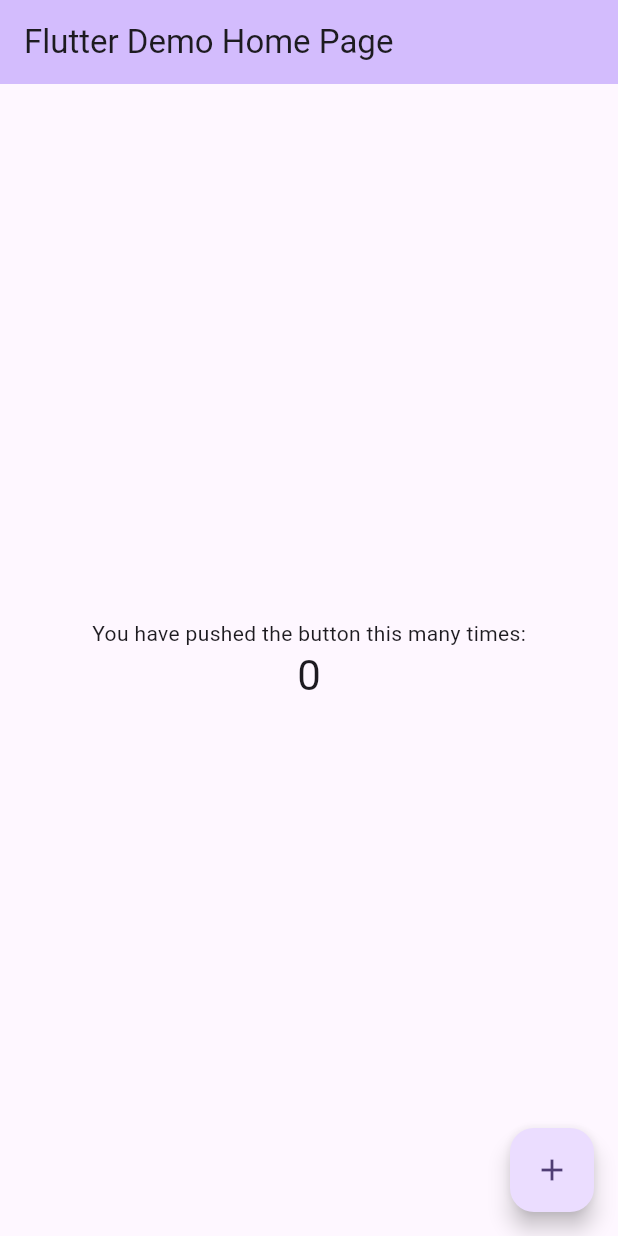
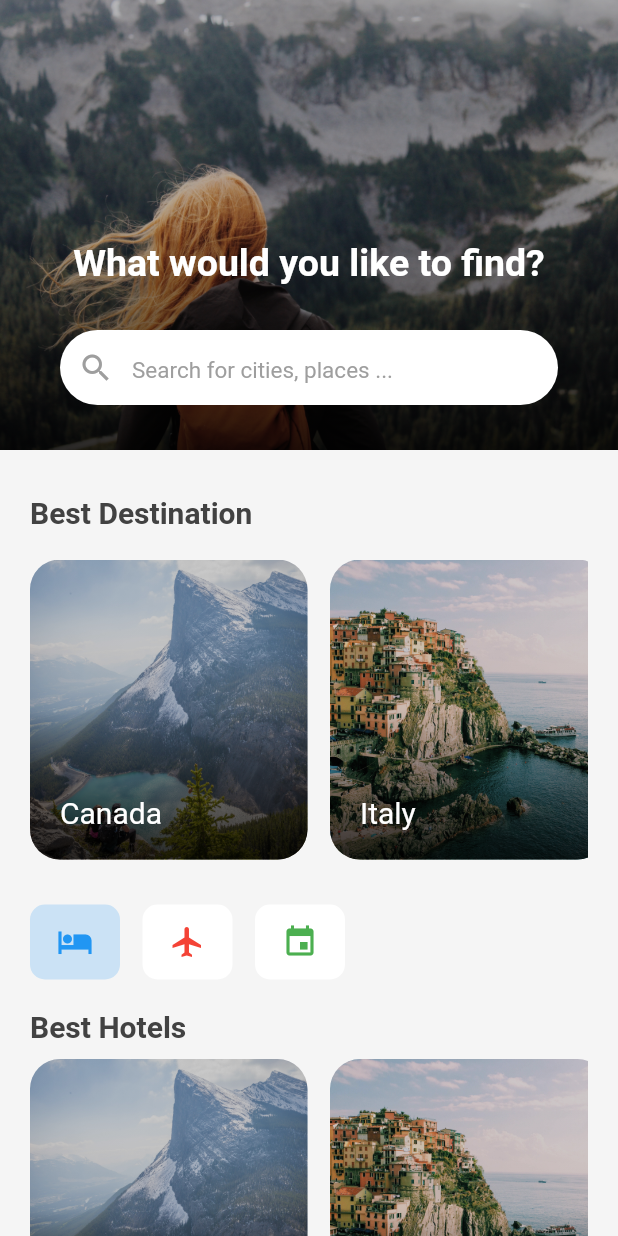
Before and after one commit to muhammadumer1157/Travel-App-UI, a Flutter app: the screen it shows after launch, on a phone screen of 412 x 824 dp. Run offline on Flutter 3.47's test engine with Material 2 defaults, Android fonts, the phone set to English and light mode, and no system bars; our stand-ins replace simple_animations.

Commit message:
Add animation and UI

```diff
--- /dev/null
+++ b/travel_app_ui/lib/animations/FadeAnimation.dart
@@ -0,0 +1,28 @@
+import 'package:flutter/material.dart';
+import 'package:simple_animations/simple_animations.dart';
+
+class FadeAnimation extends StatelessWidget {
+  final double delay;
+  final Widget child;
+
+  const FadeAnimation({super.key, required this.delay, required this.child});
+
+  @override
+  Widget build(BuildContext context) {
+    final tween = MovieTween()
+      ..tween('opacity', Tween(begin: 0.0, end: 1.0),
+          duration: const Duration(milliseconds: 500))
+      ..tween('translateY', Tween(begin: -30.0, end: 0.0),
+          duration: const Duration(milliseconds: 500), curve: Curves.easeOut);
+    return PlayAnimationBuilder(
+        delay: Duration(milliseconds: (500 * delay).round()),
+        tween: tween,
+        duration: tween.duration,
+        builder: (context, value, child) => Opacity(
+              opacity: value.get("opacity"),
+              child: Transform.translate(
+                  offset: Offset(0, value.get("translateY")), child: child),
+            ),
+        child: child);
+  }
+}
--- a/travel_app_ui/lib/main.dart
+++ b/travel_app_ui/lib/main.dart
@@ -1,125 +1,256 @@
 import 'package:flutter/material.dart';
+import 'package:travel_app_ui/animations/FadeAnimation.dart';
 
 void main() {
-  runApp(const MyApp());
+  runApp(const MaterialApp(
+    debugShowCheckedModeBanner: false,
+    home: HomePage(),
+  ));
 }
 
-class MyApp extends StatelessWidget {
-  const MyApp({super.key});
+class HomePage extends StatefulWidget {
+  const HomePage({super.key});
 
-  // This widget is the root of your application.
+  @override
+  State<HomePage> createState() => _HomePageState();
+}
+
+class _HomePageState extends State<HomePage> {
   @override
   Widget build(BuildContext context) {
-    return MaterialApp(
-      title: 'Flutter Demo',
-      theme: ThemeData(
-        // This is the theme of your application.
-        //
-        // TRY THIS: Try running your application with "flutter run". You'll see
-        // the application has a blue toolbar. Then, without quitting the app,
-        // try changing the seedColor in the colorScheme below to Colors.green
-        // and then invoke "hot reload" (save your changes or press the "hot
-        // reload" button in a Flutter-supported IDE, or press "r" if you used
-        // the command line to start the app).
-        //
-        // Notice that the counter didn't reset back to zero; the application
-        // state is not lost during the reload. To reset the state, use hot
-        // restart instead.
-        //
-        // This works for code too, not just values: Most code changes can be
-        // tested with just a hot reload.
-        colorScheme: ColorScheme.fromSeed(seedColor: Colors.deepPurple),
-        useMaterial3: true,
+    return Scaffold(
+      backgroundColor: Colors.grey[100],
+      body: SingleChildScrollView(
+        child: Column(
+          crossAxisAlignment: CrossAxisAlignment.start,
+          children: [
+            Container(
+              height: 300.0,
+              decoration: const BoxDecoration(
+                image: DecorationImage(
+                    image: AssetImage("assets/images/background.jpg"),
+                    fit: BoxFit.cover),
+              ),
+              child: Container(
+                decoration: BoxDecoration(
+                  gradient: LinearGradient(
+                    begin: Alignment.bottomRight,
+                    colors: [
+                      Colors.black.withOpacity(0.8),
+                      Colors.black.withOpacity(0.2),
+                    ],
+                  ),
+                ),
+                child: Column(
+                  mainAxisAlignment: MainAxisAlignment.end,
+                  children: [
+                    const FadeAnimation(
+                      delay: 1,
+                      child: const Text(
+                        "What would you like to find?",
+                        textAlign: TextAlign.center,
+                        style: TextStyle(
+                            color: Colors.white,
+                            fontSize: 25.0,
+                            fontWeight: FontWeight.bold),
+                      ),
+                    ),
+                    const SizedBox(
+                      height: 30.0,
+                    ),
+                    FadeAnimation(
+                      delay: 1.3,
+                      child: Container(
+                        padding: const EdgeInsets.symmetric(vertical: 3.0),
+                        margin: const EdgeInsets.symmetric(horizontal: 40.0),
+                        height: 50,
+                        decoration: BoxDecoration(
+                            borderRadius: BorderRadius.circular(50.0),
+                            color: Colors.white),
+                        child: const TextField(
+                          decoration: InputDecoration(
+                              border: InputBorder.none,
+                              prefixIcon: Icon(
+                                Icons.search,
+                                color: Colors.grey,
+                              ),
+                              hintText: "Search for cities, places ...",
+                              hintStyle: TextStyle(
+                                  color: Colors.grey, fontSize: 15.0)),
+                        ),
+                      ),
+                    ),
+                    const SizedBox(
+                      height: 30.0,
+                    )
+                  ],
+                ),
+              ),
+            ),
+            const SizedBox(
+              height: 30.0,
+            ),
+            Padding(
+              padding: const EdgeInsets.symmetric(horizontal: 20.0),
+              child: Column(
+                crossAxisAlignment: CrossAxisAlignment.start,
+                children: [
+                  FadeAnimation(
+                    delay: 1,
+                    child: Text(
+                      "Best Destination",
+                      style: TextStyle(
+                          fontSize: 20.0,
+                          fontWeight: FontWeight.bold,
+                          color: Colors.grey[800]),
+                    ),
+                  ),
+                  const SizedBox(
+                    height: 20.0,
+                  ),
+                  FadeAnimation(
+                    delay: 1.4,
+                    child: SizedBox(
+                      height: 200.0,
+                      child: ListView(
+                        scrollDirection: Axis.horizontal,
+                        children: [
+                          makeItem("assets/images/canada.jpg", "Canada"),
+                          makeItem("assets/images/Italy.jpg", "Italy"),
+                          makeItem("assets/images/greece.jpg", "Greece"),
+                          makeItem("assets/images/united-states.jpg",
+                              "United States")
+                        ],
+                      ),
+                    ),
+                  ),
+                  const SizedBox(
+                    height: 30.0,
+                  ),
+                  FadeAnimation(
+                    delay: 1.4,
+                    child: SizedBox(
+                      height: 50.0,
+                      child: ListView(
+                        scrollDirection: Axis.horizontal,
+                        children: [
+                          AspectRatio(
+                            aspectRatio: 1.5 / 1,
+                            child: Container(
+                              margin: const EdgeInsets.only(right: 15.0),
+                              decoration: BoxDecoration(
+                                  borderRadius: BorderRadius.circular(10.0),
+                                  color: Colors.blue.withOpacity(0.2)),
+                              child: const Icon(
+                                Icons.hotel,
+                                color: Colors.blue,
+                              ),
+                            ),
+                          ),
+                          AspectRatio(
+                            aspectRatio: 1.5 / 1,
+                            child: Container(
+                              margin: const EdgeInsets.only(right: 15.0),
+                              decoration: BoxDecoration(
+                                  borderRadius: BorderRadius.circular(10.0),
+                                  color: Colors.white),
+                              child: const Icon(
+                                Icons.flight,
+                                color: Colors.red,
+                              ),
+                            ),
+                          ),
+                          AspectRatio(
+                            aspectRatio: 1.5 / 1,
+                            child: Container(
+                              margin: const EdgeInsets.only(right: 15.0),
+                              decoration: BoxDecoration(
+                                  borderRadius: BorderRadius.circular(10.0),
+                                  color: Colors.white),
+                              child: const Icon(
+                                Icons.event,
+                                color: Colors.green,
+                              ),
+                            ),
+                          )
+                        ],
+                      ),
+                    ),
+                  ),
+                  const SizedBox(
+                    height: 20.0,
+                  ),
+                  FadeAnimation(
+                    delay: 1,
+                    child: Text(
+                      "Best Hotels",
+                      style: TextStyle(
+                          fontSize: 20.0,
+                          fontWeight: FontWeight.bold,
+                          color: Colors.grey[800]),
+                    ),
+                  ),
+                  const SizedBox(
+                    height: 10.0,
+                  ),
+                  FadeAnimation(
+                    delay: 1.4,
+                    child: SizedBox(
+                      height: 200.0,
+                      child: ListView(
+                        scrollDirection: Axis.horizontal,
+                        children: [
+                          makeItem("assets/images/canada.jpg", "Canada"),
+                          makeItem("assets/images/Italy.jpg", "Italy"),
+                          makeItem("assets/images/greece.jpg", "Greece"),
+                          makeItem("assets/images/united-states.jpg",
+                              "United States")
+                        ],
+                      ),
+                    ),
+                  ),
+                  const SizedBox(
+                    height: 80.0,
+                  )
+                ],
+              ),
+            )
+          ],
+        ),
       ),
-      home: const MyHomePage(title: 'Flutter Demo Home Page'),
+    );
+  }
+
+  Widget makeItem(String image, String title) {
+    return AspectRatio(
+      aspectRatio: 1 / 1,
+      child: Container(
+        margin: const EdgeInsets.only(right: 15.0),
+        decoration: BoxDecoration(
+          borderRadius: BorderRadius.circular(20.0),
+          image: DecorationImage(image: AssetImage(image), fit: BoxFit.cover),
+        ),
+        child: Container(
+          padding: const EdgeInsets.all(20.0),
+          decoration: BoxDecoration(
+            borderRadius: BorderRadius.circular(20.0),
+            gradient: LinearGradient(
+              begin: Alignment.bottomRight,
+              colors: [
+                Colors.black.withOpacity(0.8),
+                Colors.black.withOpacity(0.2),
+              ],
+            ),
+          ),
+          child: Align(
+            alignment: Alignment.bottomLeft,
+            child: Text(
+              title,
+              style: const TextStyle(color: Colors.white, fontSize: 20.0),
+            ),
+          ),
+        ),
+      ),
     );
   }
 }
-
-class MyHomePage extends StatefulWidget {
-  const MyHomePage({super.key, required this.title});
-
-  // This widget is the home page of your application. It is stateful, meaning
-  // that it has a State object (defined below) that contains fields that affect
-  // how it looks.
-
-  // This class is the configuration for the state. It holds the values (in this
-  // case the title) provided by the parent (in this case the App widget) and
-  // used by the build method of the State. Fields in a Widget subclass are
-  // always marked "final".
-
-  final String title;
-
-  @override
-  State<MyHomePage> createState() => _MyHomePageState();
-}
-
-class _MyHomePageState extends State<MyHomePage> {
-  int _counter = 0;
-
-  void _incrementCounter() {
-    setState(() {
-      // This call to setState tells the Flutter framework that something has
-      // changed in this State, which causes it to rerun the build method below
-      // so that the display can reflect the updated values. If we changed
-      // _counter without calling setState(), then the build method would not be
-      // called again, and so nothing would appear to happen.
-      _counter++;
-    });
-  }
-
-  @override
-  Widget build(BuildContext context) {
-    // This method is rerun every time setState is called, for instance as done
-    // by the _incrementCounter method above.
-    //
-    // The Flutter framework has been optimized to make rerunning build methods
-    // fast, so that you can just rebuild anything that needs updating rather
-    // than having to individually change instances of widgets.
-    return Scaffold(
-      appBar: AppBar(
-        // TRY THIS: Try changing the color here to a specific color (to
-        // Colors.amber, perhaps?) and trigger a hot reload to see the AppBar
-        // change color while the other colors stay the same.
-        backgroundColor: Theme.of(context).colorScheme.inversePrimary,
-        // Here we take the value from the MyHomePage object that was created by
-        // the App.build method, and use it to set our appbar title.
-        title: Text(widget.title),
-      ),
-      body: Center(
-        // Center is a layout widget. It takes a single child and positions it
-        // in the middle of the parent.
-        child: Column(
-          // Column is also a layout widget. It takes a list of children and
-          // arranges them vertically. By default, it sizes itself to fit its
-          // children horizontally, and tries to be as tall as its parent.
-          //
-          // Column has various properties to control how it sizes itself and
-          // how it positions its children. Here we use mainAxisAlignment to
-          // center the children vertically; the main axis here is the vertical
-          // axis because Columns are vertical (the cross axis would be
-          // horizontal).
-          //
-          // TRY THIS: Invoke "debug painting" (choose the "Toggle Debug Paint"
-          // action in the IDE, or press "p" in the console), to see the
-          // wireframe for each widget.
-          mainAxisAlignment: MainAxisAlignment.center,
-          children: <Widget>[
-            const Text(
-              'You have pushed the button this many times:',
-            ),
-            Text(
-              '$_counter',
-              style: Theme.of(context).textTheme.headlineMedium,
-            ),
-          ],
-        ),
-      ),
-      floatingActionButton: FloatingActionButton(
-        onPressed: _incrementCounter,
-        tooltip: 'Increment',
-        child: const Icon(Icons.add),
-      ), // This trailing comma makes auto-formatting nicer for build methods.
-    );
-  }
-}
--- a/travel_app_ui/pubspec.yaml
+++ b/travel_app_ui/pubspec.yaml
@@ -35,6 +35,7 @@ dependencies:
   # The following adds the Cupertino Icons font to your application.
   # Use with the CupertinoIcons class for iOS style icons.
   cupertino_icons: ^1.0.2
+  simple_animations: ^5.0.2
 
 dev_dependencies:
   flutter_test:
```
Also changed, not shown: travel_app_ui/pubspec.lock.
